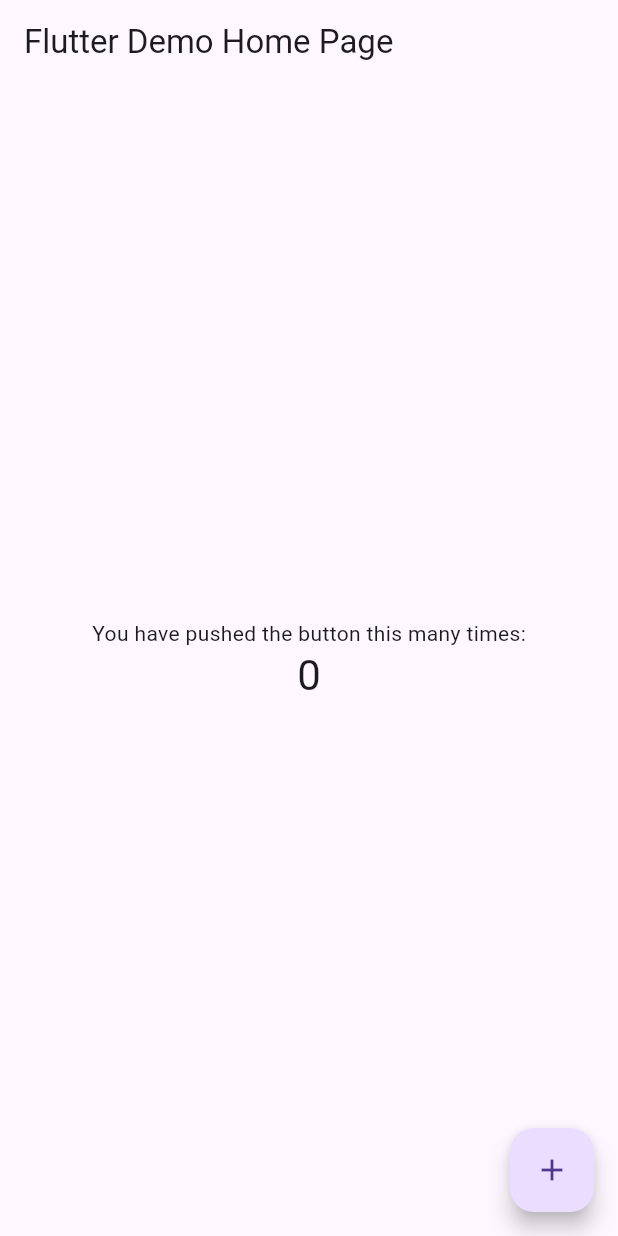
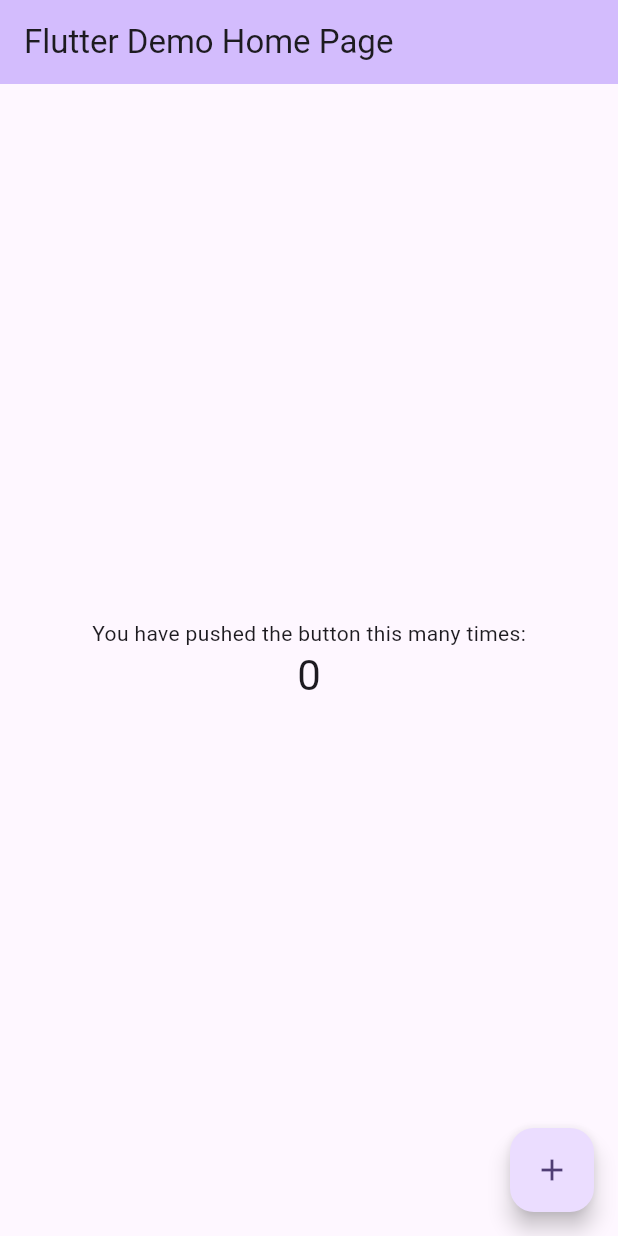
Before and after one commit to zgosalvez/demo-github-actions-flutter-workflows, a Flutter app: the screen it shows after launch, on a phone screen of 412 x 824 dp. Run offline on Flutter 3.47's test engine with Material 3 defaults, Android fonts, the phone set to English and light mode, and no system bars.

Commit message:
Recreate application

```diff
--- a/lib/main.dart
+++ b/lib/main.dart
@@ -1,10 +1,12 @@
 import 'package:flutter/material.dart';
 
 void main() {
-  runApp(MyApp());
+  runApp(const MyApp());
 }
 
 class MyApp extends StatelessWidget {
+  const MyApp({super.key});
+
   // This widget is the root of your application.
   @override
   Widget build(BuildContext context) {
@@ -13,22 +15,28 @@ class MyApp extends StatelessWidget {
       theme: ThemeData(
         // This is the theme of your application.
         //
-        // Try running your application with "flutter run". You'll see the
-        // application has a blue toolbar. Then, without quitting the app, try
-        // changing the primarySwatch below to Colors.green and then invoke
-        // "hot reload" (press "r" in the console where you ran "flutter run",
-        // or simply save your changes to "hot reload" in a Flutter IDE).
+        // TRY THIS: Try running your application with "flutter run". You'll see
+        // the application has a purple toolbar. Then, without quitting the app,
+        // try changing the seedColor in the colorScheme below to Colors.green
+        // and then invoke "hot reload" (save your changes or press the "hot
+        // reload" button in a Flutter-supported IDE, or press "r" if you used
+        // the command line to start the app).
+        //
         // Notice that the counter didn't reset back to zero; the application
-        // is not restarted.
-        primarySwatch: Colors.blue,
+        // state is not lost during the reload. To reset the state, use hot
+        // restart instead.
+        //
+        // This works for code too, not just values: Most code changes can be
+        // tested with just a hot reload.
+        colorScheme: ColorScheme.fromSeed(seedColor: Colors.deepPurple),
       ),
-      home: MyHomePage(title: 'Flutter Demo Home Page'),
+      home: const MyHomePage(title: 'Flutter Demo Home Page'),
     );
   }
 }
 
 class MyHomePage extends StatefulWidget {
-  MyHomePage({Key? key, this.title}) : super(key: key);
+  const MyHomePage({super.key, required this.title});
 
   // This widget is the home page of your application. It is stateful, meaning
   // that it has a State object (defined below) that contains fields that affect
@@ -39,10 +47,10 @@ class MyHomePage extends StatefulWidget {
   // used by the build method of the State. Fields in a Widget subclass are
   // always marked "final".
 
-  final String? title;
+  final String title;
 
   @override
-  _MyHomePageState createState() => _MyHomePageState();
+  State<MyHomePage> createState() => _MyHomePageState();
 }
 
 class _MyHomePageState extends State<MyHomePage> {
@@ -69,9 +77,13 @@ class _MyHomePageState extends State<MyHomePage> {
     // than having to individually change instances of widgets.
     return Scaffold(
       appBar: AppBar(
+        // TRY THIS: Try changing the color here to a specific color (to
+        // Colors.amber, perhaps?) and trigger a hot reload to see the AppBar
+        // change color while the other colors stay the same.
+        backgroundColor: Theme.of(context).colorScheme.inversePrimary,
         // Here we take the value from the MyHomePage object that was created by
         // the App.build method, and use it to set our appbar title.
-        title: Text(widget.title!),
+        title: Text(widget.title),
       ),
       body: Center(
         // Center is a layout widget. It takes a single child and positions it
@@ -81,24 +93,21 @@ class _MyHomePageState extends State<MyHomePage> {
           // arranges them vertically. By default, it sizes itself to fit its
           // children horizontally, and tries to be as tall as its parent.
           //
-          // Invoke "debug painting" (press "p" in the console, choose the
-          // "Toggle Debug Paint" action from the Flutter Inspector in Android
-          // Studio, or the "Toggle Debug Paint" command in Visual Studio Code)
-          // to see the wireframe for each widget.
-          //
           // Column has various properties to control how it sizes itself and
           // how it positions its children. Here we use mainAxisAlignment to
           // center the children vertically; the main axis here is the vertical
           // axis because Columns are vertical (the cross axis would be
           // horizontal).
+          //
+          // TRY THIS: Invoke "debug painting" (choose the "Toggle Debug Paint"
+          // action in the IDE, or press "p" in the console), to see the
+          // wireframe for each widget.
           mainAxisAlignment: MainAxisAlignment.center,
           children: <Widget>[
-            Text(
-              'You have pushed the button this many times:',
-            ),
+            const Text('You have pushed the button this many times:'),
             Text(
               '$_counter',
-              style: Theme.of(context).textTheme.headline4,
+              style: Theme.of(context).textTheme.headlineMedium,
             ),
           ],
         ),
@@ -106,7 +115,7 @@ class _MyHomePageState extends State<MyHomePage> {
       floatingActionButton: FloatingActionButton(
         onPressed: _incrementCounter,
         tooltip: 'Increment',
-        child: Icon(Icons.add),
+        child: const Icon(Icons.add),
       ), // This trailing comma makes auto-formatting nicer for build methods.
     );
   }
```
Also changed, not shown: analysis_options.yaml (added, +28 -0 lines), pubspec.yaml (+24 -12 lines), pubspec.lock, 100 other files.
